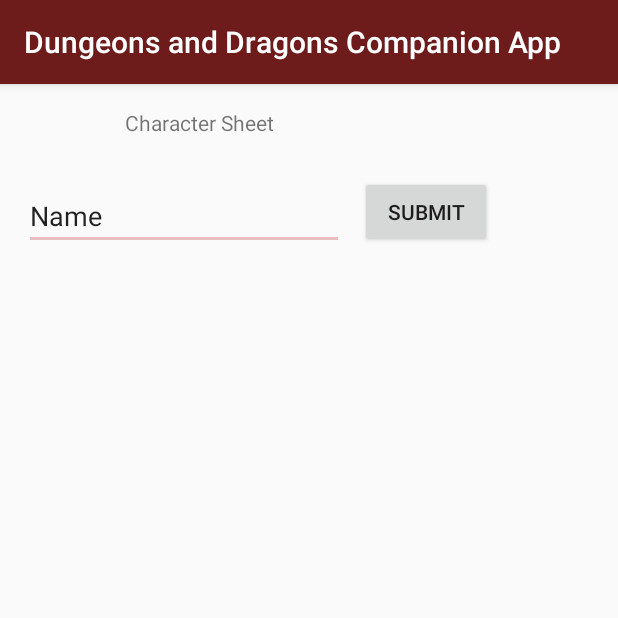
After one commit to WigginsDamien/DungeonsandDragonsCompanionApp, an Android app: the CharacterSheet screen opened directly, with no data from a screen before it, on a phone screen of 412 x 824 dp, the top half of it. The commit adds this screen. Run offline under Robolectric (Android 15) with nearby library versions, the phone set to English and light mode, and no system bars.

Commit message:
Added Character Sheet to main menu and created example of writing to file(?)

```diff
--- a/app/src/main/AndroidManifest.xml
+++ b/app/src/main/AndroidManifest.xml
@@ -20,6 +20,7 @@
         <activity android:name=".FullMonsterActivity" />
         <activity android:name=".SpellActivity" />
         <activity android:name=".FullSpellActivity" />
+        <activity android:name=".CharacterSheet"/>
     </application>
 
 </manifest>
--- /dev/null
+++ b/app/src/main/java/com/harrowedtale/dungeonsanddragonscompanionapp/CharacterSheet.java
@@ -0,0 +1,93 @@
+package com.harrowedtale.dungeonsanddragonscompanionapp;
+
+
+import android.os.Bundle;
+
+import android.support.v7.app.AppCompatActivity;
+import android.util.Log;
+import android.view.View;
+import android.widget.Button;
+import android.widget.EditText;
+import android.widget.TextView;
+import android.content.Context;
+import android.widget.Toast;
+
+import java.io.File;
+import java.io.FileOutputStream;
+import java.io.IOException;
+import java.io.OutputStreamWriter;
+
+public class CharacterSheet extends AppCompatActivity {
+    Button nameButton;
+    EditText characterName;
+    TextView mText;
+    String filename = "myfile";
+    String fileContents = "Hello world!";
+    FileOutputStream outputStream;
+    //File file = new File(context.getFilesDir(), filename);
+
+
+
+
+    @Override
+    protected void onCreate(Bundle savedInstanceState) {
+        super.onCreate(savedInstanceState);
+        setContentView(R.layout.character_sheet);
+
+        nameButton = (Button)findViewById(R.id.nameButton);
+        nameButton.setOnClickListener(new View.OnClickListener() {
+            public void onClick(View view) {
+                characterName   = (EditText)findViewById(R.id.characterName);
+                mText = (TextView)findViewById(R.id.Title);
+                mText.setText("Welcome "+ characterName.getText().toString()+"!");
+                fileContents=characterName.getText().toString();
+                writeToFile("Testia Wizard of Testing");
+            }
+        });
+    }
+
+
+    private void writeToFile(String data) {
+
+
+        try {
+            OutputStreamWriter outputStreamWriter = new OutputStreamWriter(this.openFileOutput("character1.txt", Context.MODE_PRIVATE));
+            outputStreamWriter.write(data);
+            outputStreamWriter.close();
+            Toast.makeText(getBaseContext(), "File saved successfully!",
+                    Toast.LENGTH_SHORT).show();
+        }
+        catch (IOException e) {
+            Log.e("Exception", "File write failed: " + e.toString());
+        }
+        /*
+        File directory = new File(this.getFilesDir()+File.separator+"MyFolder");
+
+        if(!directory.exists())
+            directory.mkdir();
+
+        File newFile = new File(directory, "myText.txt");
+
+        if(!newFile.exists()){
+            try {
+                newFile.createNewFile();
+            } catch (IOException e) {
+                e.printStackTrace();
+            }
+        }
+        try  {
+            FileOutputStream fOut = new FileOutputStream(newFile);
+            OutputStreamWriter outputWriter=new OutputStreamWriter(fOut);
+            outputWriter.write("Test");
+            outputWriter.close();
+
+            //display file saved message
+            Toast.makeText(getBaseContext(), "File saved successfully!",
+                    Toast.LENGTH_SHORT).show();
+        }catch (Exception e){
+            e.printStackTrace();
+        }
+        */
+    }
+
+    }
--- a/app/src/main/java/com/harrowedtale/dungeonsanddragonscompanionapp/MainActivity.java
+++ b/app/src/main/java/com/harrowedtale/dungeonsanddragonscompanionapp/MainActivity.java
@@ -21,7 +21,7 @@ public class MainActivity extends AppCompatActivity {
     String[] menuOptions = {
             "Bestiary", "Items", "Spells",
             "Locations", "Classes", "Rules",
-            "Feats", "Races", "Custom Items"
+            "Feats", "Races", "Custom Items","Character Sheets"
     };
 
     @Override
@@ -58,6 +58,11 @@ public class MainActivity extends AppCompatActivity {
                     Intent spells = new Intent(MainActivity.this, SpellActivity.class);
                     startActivity(spells);
                 }
+                else if(position == 9)
+                {
+                    Intent characterSheet = new Intent(MainActivity.this, CharacterSheet.class);
+                    startActivity(characterSheet);
+                }
             }
         });
     }
--- /dev/null
+++ b/app/src/main/res/layout/character_sheet.xml
@@ -0,0 +1,41 @@
+<?xml version="1.0" encoding="utf-8"?>
+<android.support.constraint.ConstraintLayout xmlns:android="http://schemas.android.com/apk/res/android"
+    xmlns:app="http://schemas.android.com/apk/res-auto"
+    xmlns:tools="http://schemas.android.com/tools"
+    android:layout_width="match_parent"
+    android:layout_height="match_parent"
+    tools:context="com.harrowedtale.dungeonsanddragonscompanionapp.CharacterSheet">
+
+
+    <TextView
+        android:id="@+id/Title"
+        android:layout_width="285dp"
+        android:layout_height="31dp"
+        android:layout_marginTop="16dp"
+        android:layout_marginEnd="43dp"
+        android:text="Character Sheet"
+        app:layout_constraintEnd_toEndOf="parent"
+        app:layout_constraintTop_toTopOf="parent" />
+
+    <EditText
+        android:id="@+id/characterName"
+        android:layout_width="wrap_content"
+        android:layout_height="wrap_content"
+        android:layout_marginStart="16dp"
+        android:layout_marginTop="65dp"
+        android:ems="10"
+        android:inputType="textPersonName"
+        android:text="Name"
+        app:layout_constraintStart_toStartOf="parent"
+        app:layout_constraintTop_toTopOf="parent" />
+
+    <Button
+        android:id="@+id/nameButton"
+        android:layout_width="wrap_content"
+        android:layout_height="wrap_content"
+        android:layout_marginTop="61dp"
+        android:layout_marginEnd="84dp"
+        android:text="@string/submit"
+        app:layout_constraintEnd_toEndOf="parent"
+        app:layout_constraintTop_toTopOf="parent" />
+</android.support.constraint.ConstraintLayout>
--- a/app/src/main/res/values/strings.xml
+++ b/app/src/main/res/values/strings.xml
@@ -7,4 +7,5 @@
     <string name="player">Player</string>
     <string name="dungeon_master">Dungeon Master</string>
     <string name="beast">beast</string>
+    <string name="submit">Submit</string>
 </resources>
```
